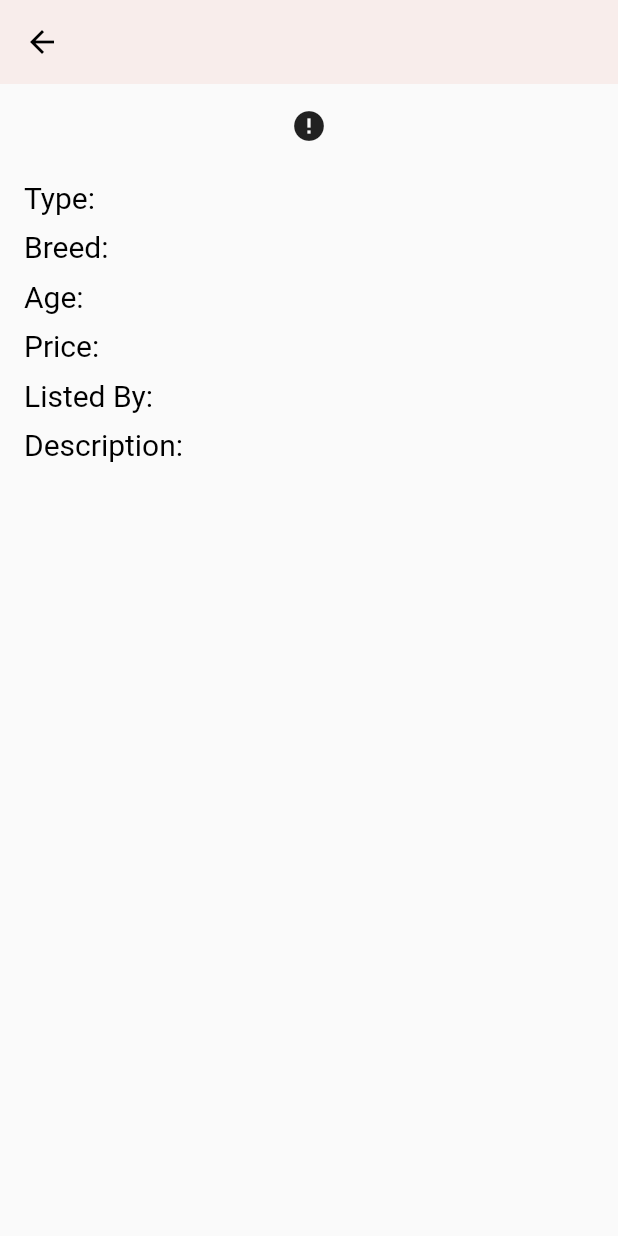
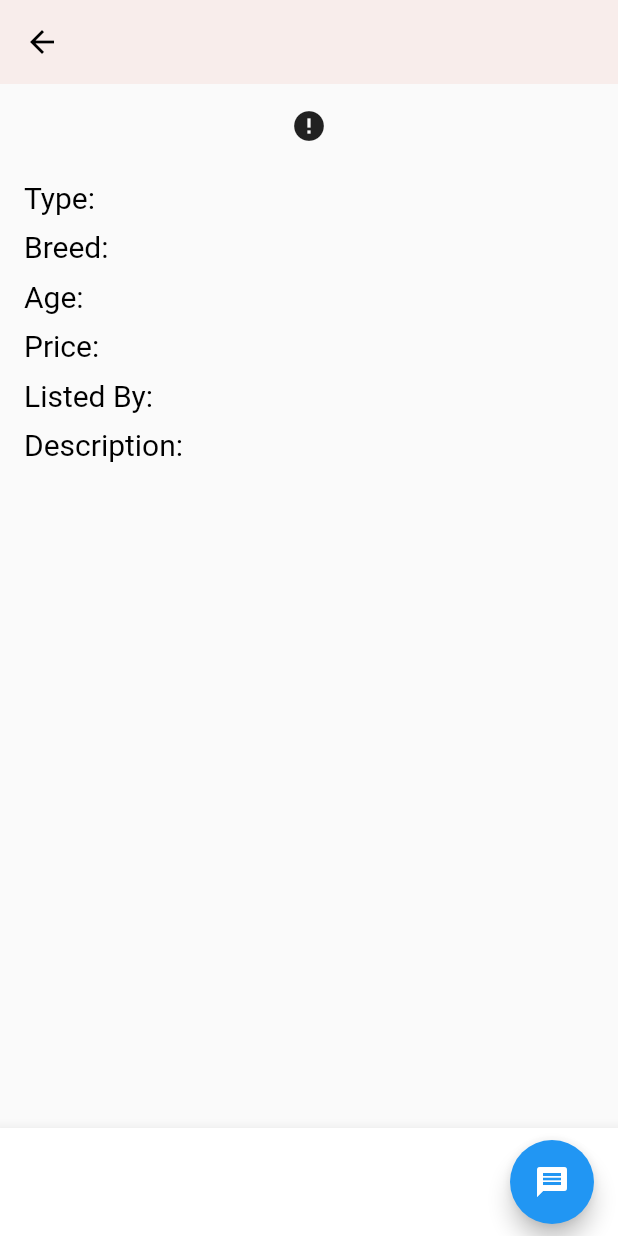
Before and after one commit to ahmedrizvi/capr_petsforsale, a Flutter app: the PetDetailsPage screen opened directly with empty values, on a phone screen of 412 x 824 dp. Run offline on Flutter 3.47's test engine with Material 2 defaults, Android fonts, the phone set to English and light mode, and no system bars; drawn by our look-alikes of cached_network_image; our stand-ins replace cloud_firestore, firebase_auth, firebase_core, firebase_storage, image_picker, rxdart; accounts and stored records are empty; network calls fail; Roboto replaces fonts that are missing (Montserrat).

Commit message:
added message button to pet listing detail page

```diff
--- a/lib/pet_details.dart
+++ b/lib/pet_details.dart
@@ -1,3 +1,4 @@
+import 'package:capr_petsforsale/viewContacts.dart';
 import 'package:flutter/material.dart';
 import 'package:cloud_firestore/cloud_firestore.dart';
 import 'package:cached_network_image/cached_network_image.dart';
@@ -48,10 +49,10 @@ class _PetDetailsPageState extends State<PetDetailsPage> {
                 "Type: ${widget.pet["petType:"]}",
                 style: const TextStyle(color: Colors.black, fontSize: 20, fontFamily: 'Montserrat'),
               ),
-               SizedBox(height: 10),
+              SizedBox(height: 10),
               Text(
                 "Breed: ${widget.pet["petBreed:"]}",
-               style: const TextStyle(color: Colors.black, fontSize: 20, fontFamily: 'Montserrat'),
+                style: const TextStyle(color: Colors.black, fontSize: 20, fontFamily: 'Montserrat'),
               ),
               SizedBox(height: 10),
               Text(
@@ -77,6 +78,27 @@ class _PetDetailsPageState extends State<PetDetailsPage> {
           ),
         ),
       ),
+      bottomNavigationBar: BottomAppBar(
+        child: Padding(
+          padding: const EdgeInsets.symmetric(horizontal: 16, vertical: 8),
+          child: Row(
+            mainAxisAlignment: MainAxisAlignment.end,
+            children: [
+              FloatingActionButton(
+                onPressed: () {
+                  Navigator.push(
+                    context,
+                    MaterialPageRoute(
+                      builder: (context) => ContactsScreen(email: widget.pet["listingOwnerEmail:"]),
+                    ),
+                  );
+                },
+                child: Icon(Icons.message),
+              ),
+            ],
+          ),
+        ),
+      ),
     );
   }
 }
```
Also changed, not shown: lib/viewContacts.dart (+13 -0 lines).
